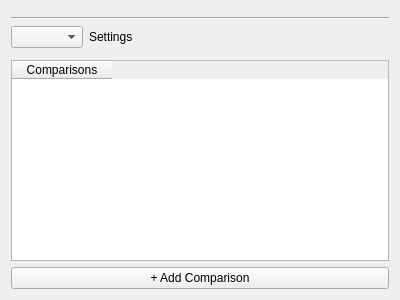
Old version of the form atef/ui/tool_configuration_page.ui in the repository pcdshub/atef.
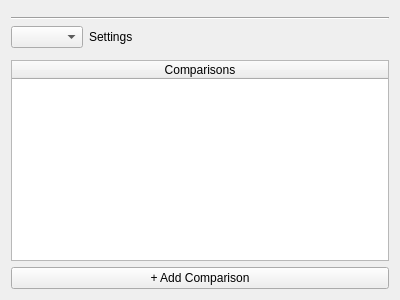
New version of the form.

```diff
--- a/atef/ui/tool_configuration_page.ui
+++ b/atef/ui/tool_configuration_page.ui
@@ -70,6 +70,9 @@
    </item>
    <item>
     <widget class="QTableWidget" name="comparisons_table">
+     <attribute name="horizontalHeaderStretchLastSection">
+      <bool>true</bool>
+     </attribute>
      <attribute name="verticalHeaderVisible">
       <bool>false</bool>
      </attribute>
```
